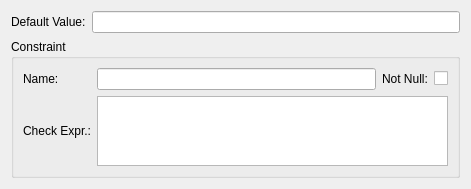
Before: the Qt Designer form libpgmodeler_ui/ui/domainwidget.ui in pgmodeler/pgmodeler, drawn with Qt 5.
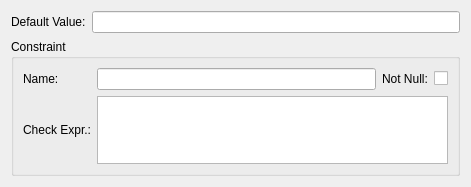
After: the same form once the commit is applied.

Diff of the .ui file:
```diff
--- a/libpgmodeler_ui/ui/domainwidget.ui
+++ b/libpgmodeler_ui/ui/domainwidget.ui
@@ -69,10 +69,16 @@
           <verstretch>0</verstretch>
          </sizepolicy>
         </property>
+        <property name="minimumSize">
+         <size>
+          <width>0</width>
+          <height>50</height>
+         </size>
+        </property>
         <property name="maximumSize">
          <size>
           <width>16777215</width>
-          <height>100</height>
+          <height>16777215</height>
          </size>
         </property>
         <property name="verticalScrollBarPolicy">
```
